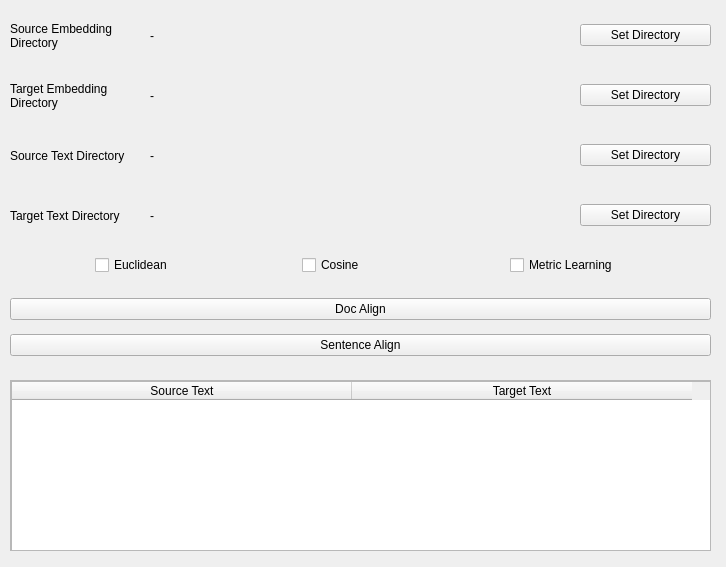
Above: layout.ui from rajithacharith/fyp before the change. Below: the same form after it.
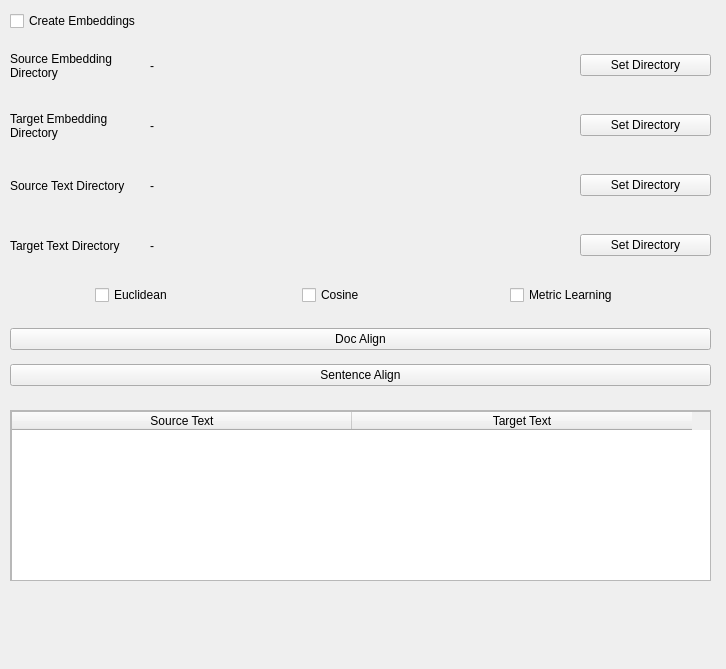
That is the form after the change.

Commit message: partially added embeddings creation

```diff
--- a/layout.ui
+++ b/layout.ui
@@ -7,7 +7,7 @@
     <x>0</x>
     <y>0</y>
     <width>726</width>
-    <height>567</height>
+    <height>669</height>
    </rect>
   </property>
   <property name="windowTitle">
@@ -17,7 +17,7 @@
    <property name="geometry">
     <rect>
      <x>10</x>
-     <y>10</y>
+     <y>40</y>
      <width>131</width>
      <height>51</height>
     </rect>
@@ -39,7 +39,7 @@
    <property name="geometry">
     <rect>
      <x>10</x>
-     <y>70</y>
+     <y>100</y>
      <width>131</width>
      <height>51</height>
     </rect>
@@ -61,7 +61,7 @@
    <property name="geometry">
     <rect>
      <x>150</x>
-     <y>70</y>
+     <y>100</y>
      <width>411</width>
      <height>51</height>
     </rect>
@@ -83,7 +83,7 @@
    <property name="geometry">
     <rect>
      <x>150</x>
-     <y>10</y>
+     <y>40</y>
      <width>411</width>
      <height>51</height>
     </rect>
@@ -105,7 +105,7 @@
    <property name="geometry">
     <rect>
      <x>580</x>
-     <y>70</y>
+     <y>100</y>
      <width>131</width>
      <height>51</height>
     </rect>
@@ -124,7 +124,7 @@
    <property name="geometry">
     <rect>
      <x>580</x>
-     <y>10</y>
+     <y>40</y>
      <width>131</width>
      <height>51</height>
     </rect>
@@ -143,7 +143,7 @@
    <property name="geometry">
     <rect>
      <x>10</x>
-     <y>380</y>
+     <y>410</y>
      <width>701</width>
      <height>171</height>
     </rect>
@@ -198,7 +198,7 @@
    <property name="geometry">
     <rect>
      <x>10</x>
-     <y>130</y>
+     <y>160</y>
      <width>131</width>
      <height>51</height>
     </rect>
@@ -220,7 +220,7 @@
    <property name="geometry">
     <rect>
      <x>580</x>
-     <y>190</y>
+     <y>220</y>
      <width>131</width>
      <height>51</height>
     </rect>
@@ -239,7 +239,7 @@
    <property name="geometry">
     <rect>
      <x>150</x>
-     <y>190</y>
+     <y>220</y>
      <width>411</width>
      <height>51</height>
     </rect>
@@ -261,7 +261,7 @@
    <property name="geometry">
     <rect>
      <x>10</x>
-     <y>190</y>
+     <y>220</y>
      <width>131</width>
      <height>51</height>
     </rect>
@@ -283,7 +283,7 @@
    <property name="geometry">
     <rect>
      <x>150</x>
-     <y>130</y>
+     <y>160</y>
      <width>411</width>
      <height>51</height>
     </rect>
@@ -305,7 +305,7 @@
    <property name="geometry">
     <rect>
      <x>580</x>
-     <y>130</y>
+     <y>160</y>
      <width>131</width>
      <height>51</height>
     </rect>
@@ -324,7 +324,7 @@
    <property name="geometry">
     <rect>
      <x>10</x>
-     <y>290</y>
+     <y>320</y>
      <width>701</width>
      <height>39</height>
     </rect>
@@ -343,7 +343,7 @@
    <property name="geometry">
     <rect>
      <x>10</x>
-     <y>330</y>
+     <y>360</y>
      <width>701</width>
      <height>31</height>
     </rect>
@@ -362,7 +362,7 @@
    <property name="geometry">
     <rect>
      <x>10</x>
-     <y>250</y>
+     <y>280</y>
      <width>701</width>
      <height>31</height>
     </rect>
@@ -397,6 +397,25 @@
     </item>
    </layout>
   </widget>
+  <widget class="QWidget" name="gridLayoutWidget_15">
+   <property name="geometry">
+    <rect>
+     <x>10</x>
+     <y>10</y>
+     <width>151</width>
+     <height>22</height>
+    </rect>
+   </property>
+   <layout class="QGridLayout" name="gridLayout_15">
+    <item row="0" column="0">
+     <widget class="QCheckBox" name="checkBox_createEmbeddings">
+      <property name="text">
+       <string>Create Embeddings</string>
+      </property>
+     </widget>
+    </item>
+   </layout>
+  </widget>
  </widget>
  <resources/>
  <connections/>
```
The commit also changes 3 other files.
